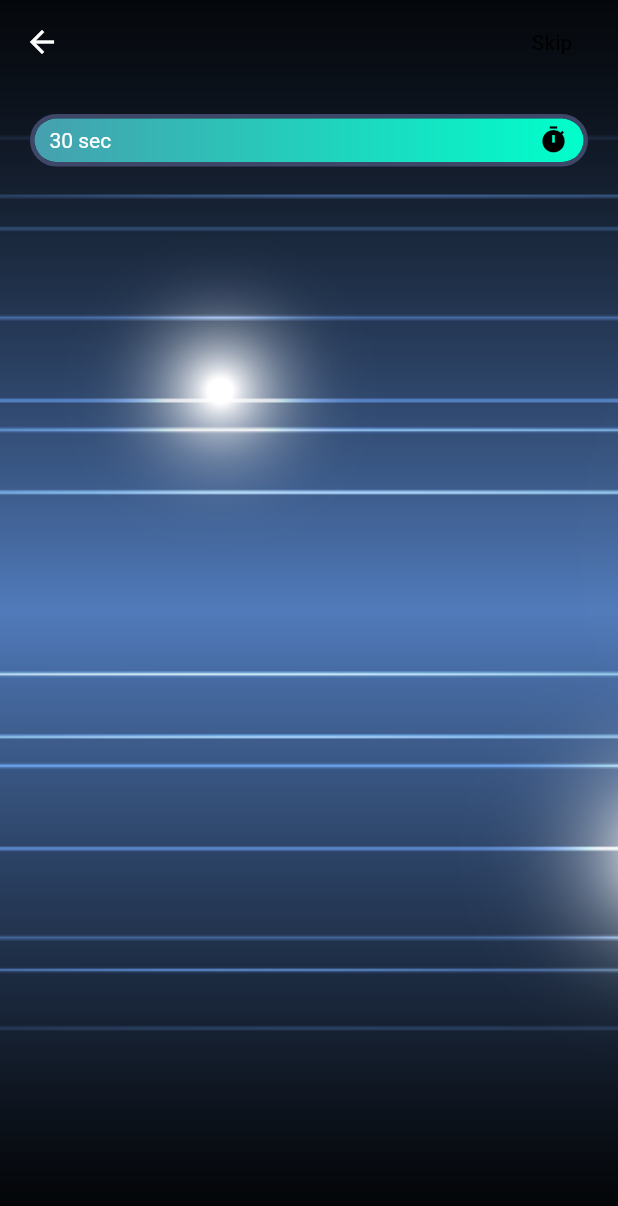
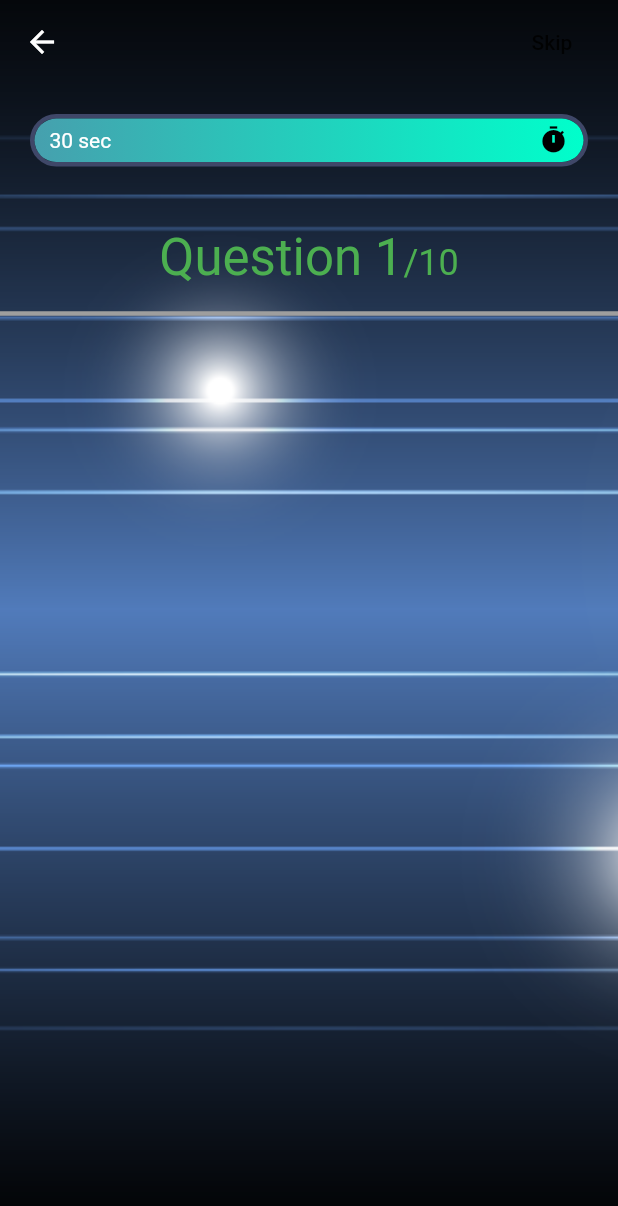
Before and after one commit to joe1986-dotcom/flutter_app_design, a Flutter app: the QuizScreen screen opened directly, on a phone screen of 412 x 824 dp. Shown: the top 1206 px of the screen. Run offline on Flutter 3.47's test engine with Material 2 defaults, Android fonts, the phone set to English and light mode, and no system bars; our stand-ins replace get.

Commit message:
問題画面 リッチテキスト追加

```diff
--- a/lib/components/body.dart
+++ b/lib/components/body.dart
@@ -1,6 +1,7 @@
 import 'package:flutter/cupertino.dart';
 import 'package:flutter/material.dart';
 import 'package:flutter_app_design/components/progressbar.dart';
+import 'package:get/get.dart';
 
 class Body extends StatelessWidget {
   @override
@@ -24,9 +25,29 @@ class Body extends StatelessWidget {
                 padding: EdgeInsets.all(20.0),
                 child: ProgressBar(),
               ),
+              SizedBox(height:10),
+              Padding(
+                padding: EdgeInsets.all(10.0),
+                child: Text.rich(
+                    TextSpan(
+                      text: "Question 1",
+                      style: Theme.of(context).textTheme.headline4.copyWith(color:Colors.green),
+                      children: [
+                        TextSpan(
+                        text: "/10",
+                        style: Theme.of(context).textTheme.headline5.copyWith(color:Colors.green),
+                        ),
+                      ],
+                    ),
+                  ),
+                ),
+              Divider(
+                thickness: 3,
+                color: Colors.grey,
+              ),
+
             ],
           ),
-
         )
       ],
     );
```
